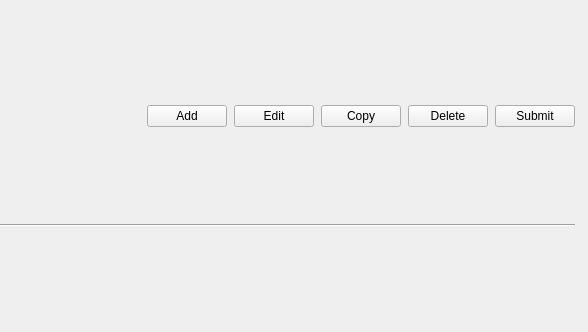
This is Scenario_designer/TableOfScenarios/ct_tableofscenarios.ui in luizamici/caretoy as Qt 5 draws it before an edit; both pictures show x 368 to 956 and y 0 to 332 of the 956 by 332 pixel window. The edited form follows.
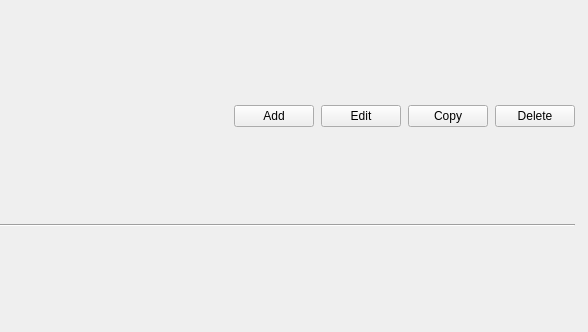
This is the edited form.

What changed in the file:
```diff
--- a/Scenario_designer/TableOfScenarios/ct_tableofscenarios.ui
+++ b/Scenario_designer/TableOfScenarios/ct_tableofscenarios.ui
@@ -78,13 +78,6 @@
        </property>
       </widget>
      </item>
-     <item>
-      <widget class="QPushButton" name="qbt_submit">
-       <property name="text">
-        <string>Submit</string>
-       </property>
-      </widget>
-     </item>
     </layout>
    </item>
    <item>
```
